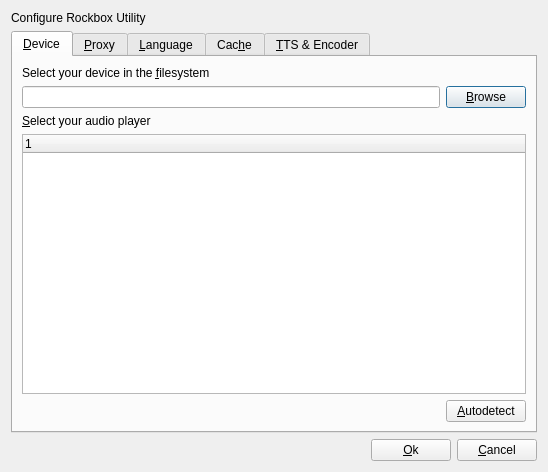
Qt form rbutil/rbutilqt/configurefrm.ui (Rockbox-Chinese-Community/Rockbox-RCC) before a commit.
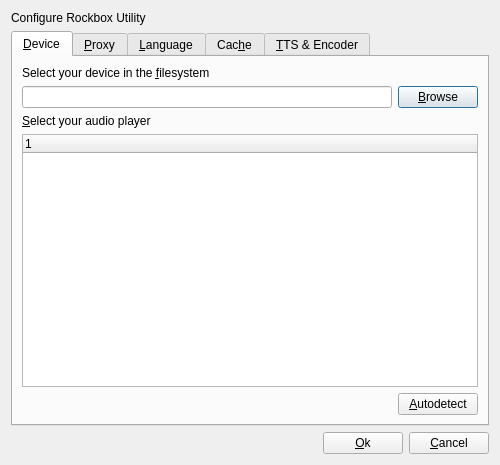
The same form after that commit. The open tabs and pages were chosen to show the change. Icons and pictures are not drawn.

Commit message: Give the configuration dialog its old size back and make sure to always start at the Device tab.

```diff
--- a/rbutil/rbutilqt/configurefrm.ui
+++ b/rbutil/rbutilqt/configurefrm.ui
@@ -5,8 +5,8 @@
    <rect>
     <x>0</x>
     <y>0</y>
-    <width>548</width>
-    <height>472</height>
+    <width>500</width>
+    <height>465</height>
    </rect>
   </property>
   <property name="windowTitle" >
```
Left out of the diff: 2 changed lines with no effect on the pictures. The commit also changes 1 other file.
